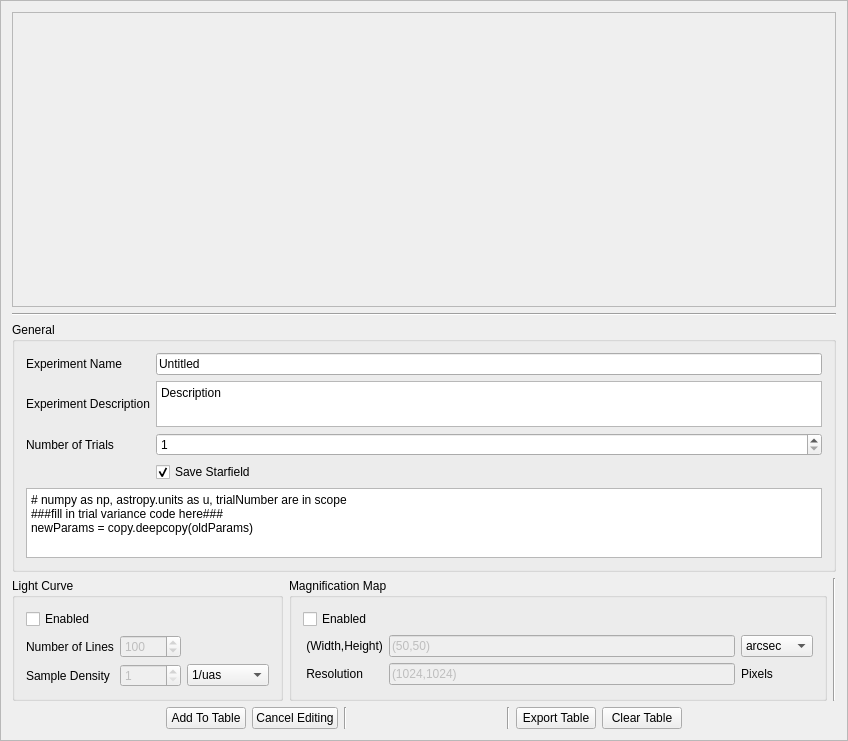
The window that Resources/GUIViews/BatchTableView/batchtableview.ui (JordanKoeller/MirageOld) describes before a commit, drawn with Qt 5.
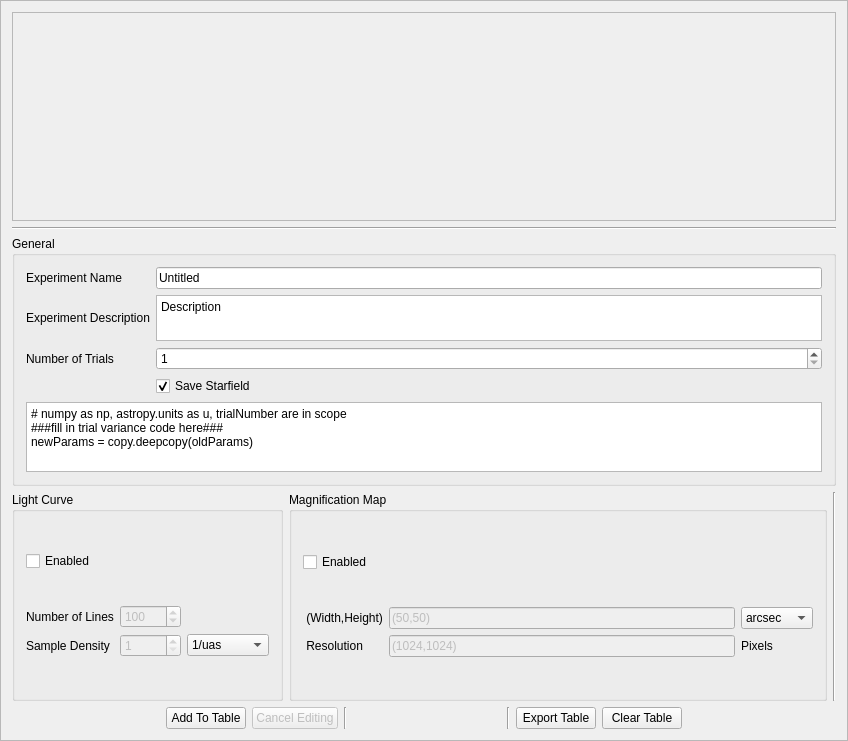
The same window after the commit.

```diff
--- a/Resources/GUIViews/BatchTableView/batchtableview.ui
+++ b/Resources/GUIViews/BatchTableView/batchtableview.ui
@@ -42,20 +42,13 @@
       </property>
       <layout class="QVBoxLayout" name="verticalLayout_4">
        <item>
-        <widget class="QScrollArea" name="tableFrame">
-         <property name="widgetResizable">
-          <bool>true</bool>
+        <widget class="QFrame" name="tableFrame">
+         <property name="frameShape">
+          <enum>QFrame::StyledPanel</enum>
          </property>
-         <widget class="QWidget" name="scrollAreaWidgetContents">
-          <property name="geometry">
-           <rect>
-            <x>0</x>
-            <y>0</y>
-            <width>826</width>
-            <height>288</height>
-           </rect>
-          </property>
-         </widget>
+         <property name="frameShadow">
+          <enum>QFrame::Raised</enum>
+         </property>
         </widget>
        </item>
        <item>
@@ -373,6 +366,9 @@
          </item>
          <item>
           <widget class="QPushButton" name="queueEditCancelButton">
+           <property name="enabled">
+            <bool>false</bool>
+           </property>
            <property name="text">
             <string>Cancel Editing</string>
            </property>
```
